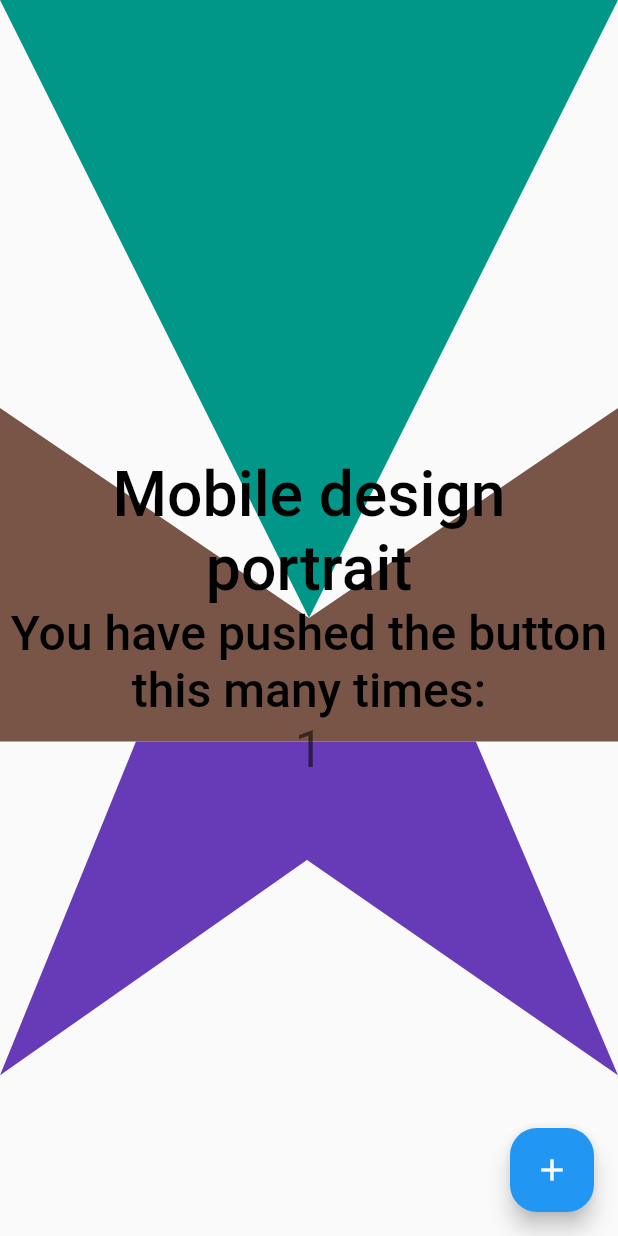
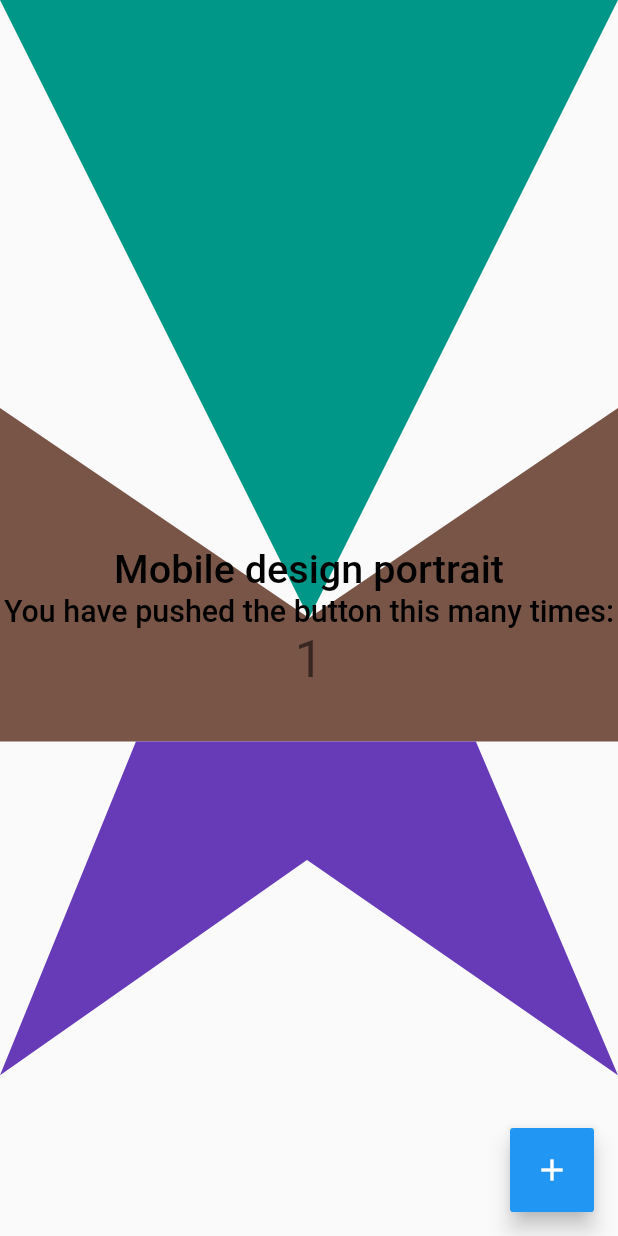
Before and after one commit to andreskiu/flutter_responsivity_system, a Flutter app: the screen it shows after launch, after a tap on the "add" icon, on a phone screen of 412 x 824 dp. Run offline on Flutter 3.47's test engine with Material 2 defaults, Android fonts, the phone set to English and light mode, and no system bars.

Commit message:
Added the possibility to use a design as reference for sizes. Also updated font size startegy

```diff
--- a/example/lib/main.dart
+++ b/example/lib/main.dart
@@ -24,6 +24,9 @@ class MyApp extends StatelessWidget {
       builder: (context, child) {
         ResponsivityHelper(
           mediaQueryData: MediaQuery.of(context),
+          useDesignSizeAsReference: true,
+          screenReferenceSizeParam: const Size(375, 812),
+          fontSizeModeParam: FontSizeMode.referenceScreenValue,
         );
         return child!;
       },
--- a/example/lib/my_painter.dart
+++ b/example/lib/my_painter.dart
@@ -19,61 +19,66 @@ class MyPainter extends CustomPainter {
 
     // canvas.drawLine(start, end, paint);
     final _path = Path();
-    _path.lineTo(ResponsivityHelper.horizontalUnit * 50,
-        ResponsivityHelper.verticalUnit * 50);
-    _path.lineTo(ResponsivityHelper.horizontalUnit * 100, 0);
+    _path.lineTo(
+      size.width * 0.5,
+      size.height * 0.5,
+    );
+    _path.lineTo(
+      size.width,
+      0,
+    );
     canvas.drawPath(_path, paint);
 
     final _path2 = Path();
 
-    _path2.moveTo(0, 33.verticalProportion());
+    _path2.moveTo(0, size.height * 33 / 100);
     _path2.lineTo(
-      50.horizontalProportion(),
-      50.verticalProportion(),
+      size.width * 0.5,
+      size.height * 0.5,
     );
     _path2.lineTo(
-      ResponsivityHelper.horizontalUnit * 50,
-      ResponsivityHelper.verticalUnit * 50,
+      size.width * 0.5,
+      size.height * 0.5,
     );
     _path2.lineTo(
-      100.horizontalProportion(),
-      33.verticalProportion(),
+      size.width,
+      size.height * 33 / 100,
     );
     _path2.lineTo(
-      100.horizontalProportion(),
-      60.verticalProportion(),
+      size.width,
+      size.height * 60 / 100,
     );
     _path2.lineTo(
       0,
-      60.verticalProportion(),
+      size.height * 60 / 100,
     );
     canvas.drawPath(_path2, paint2);
 
     final _path3 = Path();
 
     _path3.moveTo(
-      22.horizontalProportion(),
-      60.verticalProportion(),
+      size.width * 22 / 100,
+      size.height * 60 / 100,
     );
     _path3.lineTo(
-      77.horizontalProportion(),
-      60.verticalProportion(),
+      size.width * 77 / 100,
+      size.height * 60 / 100,
     );
     _path3.lineTo(
-      100.horizontalProportion(),
-      87.verticalProportion(),
+      size.width,
+      size.height * 87 / 100,
     );
     _path3.moveTo(
-      77.horizontalProportion(),
-      60.verticalProportion(),
+      size.width * 77 / 100,
+      size.height * 60 / 100,
     );
     _path3.lineTo(
       0,
-      87.verticalProportion(),
+      size.height * 87 / 100,
     );
     _path3.lineTo(
-      22.horizontalProportion(),
-      60.verticalProportion(),
+      size.width * 22 / 100,
+      size.height * 60 / 100,
     );
     canvas.drawPath(_path3, paint3);
   }
--- a/lib/helpers/responsive_calculations.dart
+++ b/lib/helpers/responsive_calculations.dart
@@ -19,32 +19,49 @@ class ResponsivityHelper {
   static late double safeBlockHorizontal;
   static late double safeBlockVertical;
 
-  static late bool useSPForFontSize;
+  static late FontSizeMode fontSizeMode;
+  static late bool useDesignSizeAsReference;
+  static late Size screenReferenceSize;
   static late double screenHeightPxReference;
+  static late double screenWidthPxReference;
   ResponsivityHelper({
     required MediaQueryData mediaQueryData,
-    bool useSPForFontSizeParam = true,
-    double screenHeightPxReferenceParam = 0.0,
-  }) : assert(
-            useSPForFontSizeParam == true || screenHeightPxReferenceParam > 0.0,
-            'if useSPForFontSize is false you must specify the screen height of the designs you are following.')
-  // assert(screenHeightPxReference == null || screenHeightPxReference > 0,
-  //     'Screen height must be greater than 0.')
-  {
-    useSPForFontSize = useSPForFontSizeParam;
-    screenHeightPxReference = screenHeightPxReferenceParam;
+    bool useDesignSizeAsReference = false,
+    FontSizeMode fontSizeModeParam = FontSizeMode.devicePixelRatio,
+    Size screenReferenceSizeParam = const Size(0, 0),
+  })  : assert(
+            fontSizeModeParam == FontSizeMode.referenceScreenValue ||
+                screenReferenceSizeParam.height > 0.0,
+            'if useSPForFontSize is false you must specify the screen height of the designs you are following.'),
+        assert(
+            !(useDesignSizeAsReference == true &&
+                (screenReferenceSizeParam.height < 10 ||
+                    screenReferenceSizeParam.width < 10)),
+            'If useDesignSizeAsReference is true, then you need to specify the screen size that you will take as reference') {
+    fontSizeMode = fontSizeModeParam;
+    screenHeightPxReference = screenReferenceSizeParam.height;
+    screenWidthPxReference = screenReferenceSizeParam.width;
     screenData = mediaQueryData;
     screenWidth = mediaQueryData.size.width;
     screenHeight = mediaQueryData.size.height;
-    horizontalUnit = screenWidth / 100;
-    verticalUnit = screenHeight / 100;
+    horizontalUnit = useDesignSizeAsReference
+        ? screenWidth / screenWidthPxReference
+        : screenWidth / 100;
+    verticalUnit = useDesignSizeAsReference
+        ? screenHeight / screenHeightPxReference
+        : screenHeight / 100;
 
     _safeAreaHorizontal =
         mediaQueryData.padding.left + mediaQueryData.padding.right;
     _safeAreaVertical =
         mediaQueryData.padding.top + mediaQueryData.padding.bottom;
-    safeBlockHorizontal = (screenWidth - _safeAreaHorizontal) / 100;
-    safeBlockVertical = (screenHeight - _safeAreaVertical) / 100;
+
+    safeBlockHorizontal = useDesignSizeAsReference
+        ? (screenWidth - _safeAreaHorizontal) / screenWidthPxReference
+        : (screenWidth - _safeAreaHorizontal) / 100;
+    safeBlockVertical = useDesignSizeAsReference
+        ? (screenHeight - _safeAreaVertical) / screenHeightPxReference
+        : (screenHeight - _safeAreaVertical) / 100;
 
     orientation = mediaQueryData.orientation;
     deviceScreenType = getDeviceType(mediaQueryData);
@@ -53,36 +70,42 @@ class ResponsivityHelper {
 
   static double responsiveFontSize(
     int fontSize, {
-    bool? useSPForFontSize,
     double? screenHeightPxReference,
+    FontSizeMode? fontSizeMode,
   }) {
-    // conversion between font size in pixel vs dp. we want to use DP
-    // px = dp * (dpi / 160)
-    //https://developer.android.com/training/multiscreen/screendensities#TaskUseDP
-    final _useSPForFontSize =
-        useSPForFontSize ?? ResponsivityHelper.useSPForFontSize;
-
     final _screenHeightPxReference =
         screenHeightPxReference ?? ResponsivityHelper.screenHeightPxReference;
-    // print('DPI: ${ResponsivityHelper.screenData.devicePixelRatio}');
-    // print('HEIGHT: ${ResponsivityHelper.screenHeight}');
-    // print(
-    //     ' text scale factor ${ResponsivityHelper.screenData.textScaleFactor}');
-    if (_useSPForFontSize) {
-      return fontSize *
-          (160 * verticalUnit / ResponsivityHelper.screenHeight) *
-          ResponsivityHelper.screenData.textScaleFactor;
-    } else {
-      return fontSize *
-          (_screenHeightPxReference / ResponsivityHelper.screenHeight) *
-          ResponsivityHelper.screenData.textScaleFactor;
+    final _fontSizeMode = fontSizeMode ?? ResponsivityHelper.fontSizeMode;
+
+    switch (_fontSizeMode) {
+      case FontSizeMode.screenPercent:
+        final _verticalUnit = screenHeight / 100;
+        // divide into 10 just to make font sizes numbers similar to the ones on figma.
+        // otherwise you will need to specify the font size as a percetage of the screen.
+        return (fontSize * _verticalUnit / 10) *
+            ResponsivityHelper.screenData.textScaleFactor;
+      case FontSizeMode.devicePixelRatio:
+        return fontSize *
+            screenData.devicePixelRatio *
+            ResponsivityHelper.screenData.textScaleFactor;
+
+      case FontSizeMode.androidSPStrategy:
+        // conversion between font size in pixel vs dp. we want to use DP
+        // px = dp * (dpi / 160)
+        //https://developer.android.com/training/multiscreen/screendensities#TaskUseDP
+        final _verticalUnit = screenHeight / 100;
+        return fontSize *
+            (160 * _verticalUnit / ResponsivityHelper.screenHeight) *
+            ResponsivityHelper.screenData.textScaleFactor;
+      case FontSizeMode.referenceScreenValue:
+        return fontSize *
+            (ResponsivityHelper.screenHeight / _screenHeightPxReference) *
+            ResponsivityHelper.screenData.textScaleFactor;
     }
 
     // evaluar el reemplazar 160 * vertical unit, por el alto de las pantallas de los diseños de figma. de modo que ese sea la referencia del tamaño de letra.
     // (854 / ResponsivityHelper.screenHeight);
 
-    // print('fontSize $fontSize, Resized: $resizedFontSize');
-    // return resizedFontSize;
     double _resizedFontSize = fontSize.toDouble();
     // previous android strategy - works fine
     if (Platform.isAndroid) {
@@ -95,6 +118,13 @@ class ResponsivityHelper {
     }
     return _resizedFontSize;
   }
+}
+
+enum FontSizeMode {
+  devicePixelRatio,
+  androidSPStrategy,
+  referenceScreenValue,
+  screenPercent
 }
 
 extension ResponsivityExtension on int {
```
